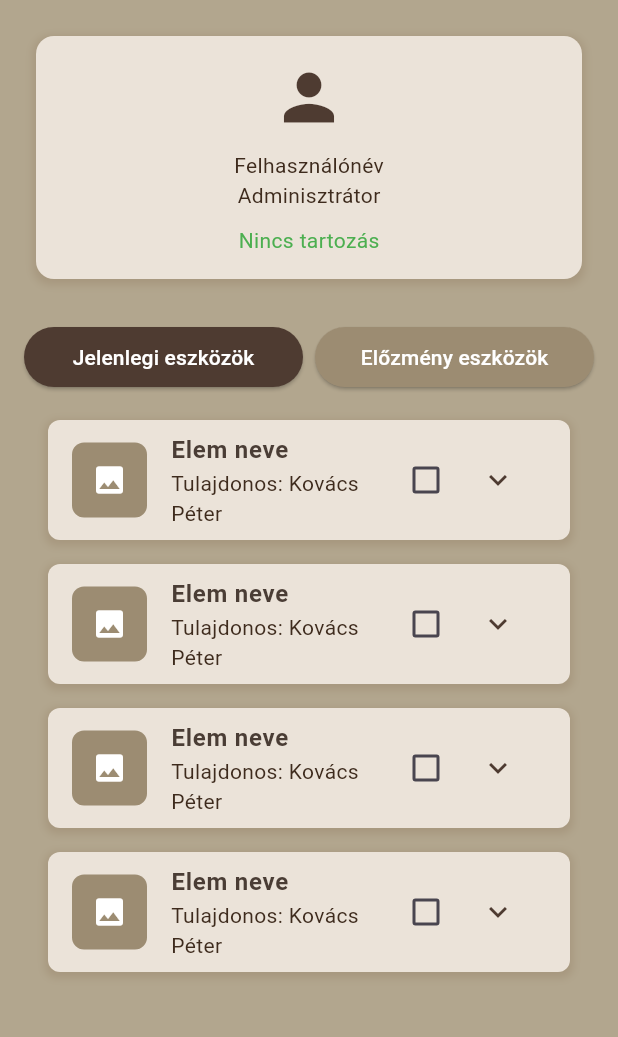
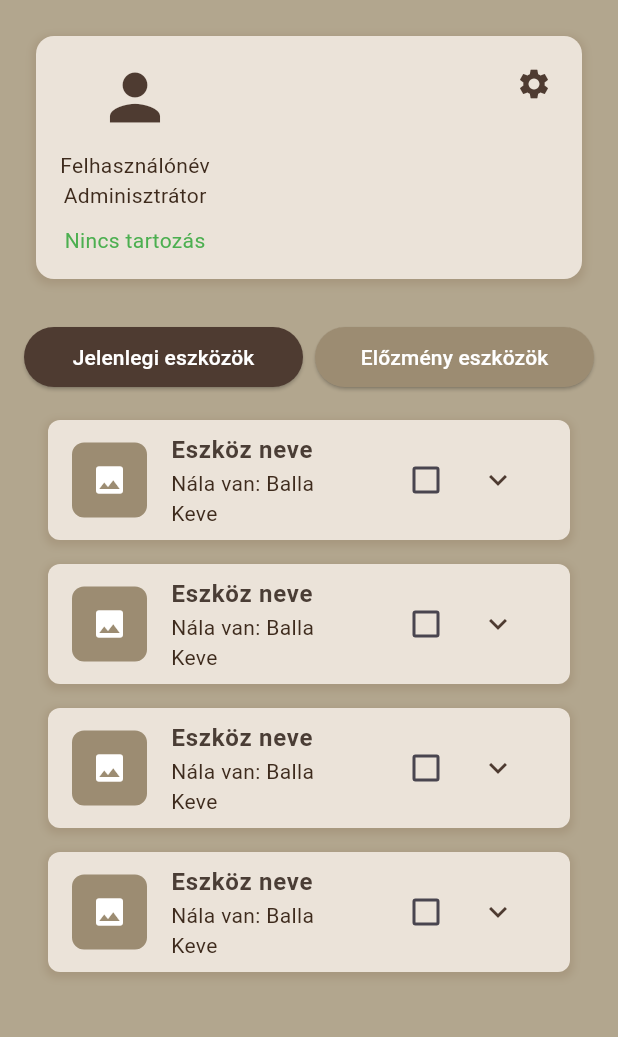
Before and after one commit to KeveXD/KalaApp, a Flutter app: the ProfilPage screen opened directly, on a phone screen of 412 x 824 dp, the part 84-1121 px from its top. Run offline on Flutter 3.47's test engine with Material 3 defaults, Android fonts, the phone set to English and light mode, and no system bars; our stand-ins replace file_picker, firebase_auth, firebase_core, flutter_riverpod, image_picker; accounts and stored records are empty.

Commit message:
5. hetet kezdem

```diff
--- a/KalaApp/lib/login/login_page.dart
+++ b/KalaApp/lib/login/login_page.dart
@@ -2,7 +2,7 @@ import 'package:flutter/material.dart';
 import 'package:flutter_riverpod/flutter_riverpod.dart';
 import '../constants.dart';
 import '../login/register_page.dart';
-import '../login_viewmodel.dart';
+import 'login_viewmodel.dart';
 import '../widgets/drawer_widget.dart';
 
 class LoginPage extends ConsumerWidget {
--- a/KalaApp/lib/login/register_page.dart
+++ b/KalaApp/lib/login/register_page.dart
@@ -1,7 +1,7 @@
 import 'package:flutter/material.dart';
 import 'package:flutter_riverpod/flutter_riverpod.dart';
 import '../constants.dart';
-import '../login_viewmodel.dart';
+import 'login_viewmodel.dart';
 
 class RegisterPage extends ConsumerWidget {
   RegisterPage({super.key});
--- a/KalaApp/lib/menu_page/menu_desktop.dart
+++ b/KalaApp/lib/menu_page/menu_desktop.dart
@@ -62,15 +62,15 @@ class _MenuDesktopState extends State<MenuDesktop> {
               child: Column(
                 crossAxisAlignment: CrossAxisAlignment.start,
                 children: [
-                  // ProfilWidget az első konténerben
+
 
                   ProfilWidget(
                     name: "Keve",
-                    role: "Felhasználó",
+                    role: "sima felhasználó",
                     hasDebt: false,
                   ),
 
-                  // Második Container
+
                   Expanded(
                     child: Padding(
                       padding: const EdgeInsets.all(8.0),
--- a/KalaApp/lib/profil/profil_page.dart
+++ b/KalaApp/lib/profil/profil_page.dart
@@ -41,6 +41,7 @@ class _ProfilPageState extends State<ProfilPage> {
           children: [
             // ProfilWidget beépítése
             ProfilWidget(
+              showBeallitasok: true,
               name: 'Felhasználónév',
               role: 'Adminisztrátor',
               hasDebt: false,
--- a/KalaApp/lib/widgets/eszkoz_widget.dart
+++ b/KalaApp/lib/widgets/eszkoz_widget.dart
@@ -11,6 +11,8 @@ class EszkozWidget extends StatefulWidget {
 class _EszkozWidgetState extends State<EszkozWidget> {
   bool isExpanded = false; // Lenyitás állapota
   bool isChecked = false; // Checkbox állapota
+  final PageController _pageController = PageController();
+  int _currentPage = 0;
 
   @override
   Widget build(BuildContext context) {
@@ -43,7 +45,7 @@ class _EszkozWidgetState extends State<EszkozWidget> {
                 child: const Icon(Icons.image, color: Colors.white), // Placeholder ikon
               ),
               title: Text(
-                "Elem neve",
+                "Eszköz neve",
                 style: TextStyle(
                   fontSize: 16,
                   fontWeight: FontWeight.bold,
@@ -51,7 +53,7 @@ class _EszkozWidgetState extends State<EszkozWidget> {
                 ),
               ),
               subtitle: Text(
-                "Tulajdonos: Kovács Péter",
+                "Nála van: Balla Keve",
                 style: TextStyle(
                   fontSize: 14,
                   color: secondaryTextColor,
@@ -84,7 +86,7 @@ class _EszkozWidgetState extends State<EszkozWidget> {
             ),
           ),
 
-          // Lenyitható rész (megjegyzések + térkép placeholder)
+          // Lenyitható rész (megjegyzések + kép lapozás)
           if (isExpanded)
             Container(
               padding: const EdgeInsets.all(12),
@@ -96,9 +98,27 @@ class _EszkozWidgetState extends State<EszkozWidget> {
               child: Column(
                 crossAxisAlignment: CrossAxisAlignment.start,
                 children: [
-                  // Megjegyzés rész
+                  Container(
+                    padding: const EdgeInsets.all(8.0),
+                    decoration: BoxDecoration(
+                      color: inputFieldColor,
+                      borderRadius: BorderRadius.circular(8),
+                    ),
+                    child: Column(
+                      crossAxisAlignment: CrossAxisAlignment.start,
+                      children: [
+                        Text("Eszköz száma: 264380012", style: TextStyle(fontWeight: FontWeight.bold, color: primaryTextColor)),
+                        Text("Eszköz neve: Kapa", style: TextStyle(color: primaryTextColor)),
+                        Text("Eszköz értéke: 20000 Ft", style: TextStyle(color: primaryTextColor)),
+                        Text("Eszköz helye: raktár2", style: TextStyle(color: primaryTextColor)),
+                        Text("Felelőse: Lajos", style: TextStyle(color: primaryTextColor)),
+                        Text("Kinél van most: Béla", style: TextStyle(color: primaryTextColor)),
+                      ],
+                    ),
+                  ),
+                  const SizedBox(height: 12),
                   Text(
-                    "Megjegyzés:",
+                    "Megjegyzések:",
                     style: TextStyle(
                       fontSize: 14,
                       fontWeight: FontWeight.bold,
@@ -106,24 +126,88 @@ class _EszkozWidgetState extends State<EszkozWidget> {
                     ),
                   ),
                   const SizedBox(height: 4),
-                  Text(
-                    "Ez egy példa megjegyzés az adott elemhez.",
+                  Column(
+                    children: List.generate(5, (index) {
+                      return Container(
+                        padding: const EdgeInsets.all(8.0),
+                        margin: const EdgeInsets.only(bottom: 8.0),
+                        decoration: BoxDecoration(
+                          color: inputFieldColor,
+                          borderRadius: BorderRadius.circular(8),
+                        ),
+                        child: Text(
+                          "${DateTime.now().subtract(Duration(days: index)).toString().split('.')[0]} - Példa megjegyzés ${index + 1}",
                           style: TextStyle(
                             fontSize: 14,
                             color: secondaryTextColor,
                           ),
                         ),
+                      );
+                    }),
+                  ),
                   const SizedBox(height: 12),
 
-                  // Térkép placeholder
-                  Container(
-                    height: 100,
+
+                  // Képek lapozása
+                  Column(
+                    children: [
+                      SizedBox(
+                        height: 120,
+                        child: PageView.builder(
+                          controller: _pageController,
+                          itemCount: 3,
+                          onPageChanged: (index) {
+                            setState(() {
+                              _currentPage = index;
+                            });
+                          },
+                          itemBuilder: (context, index) {
+                            return Container(
+                              margin: const EdgeInsets.symmetric(horizontal: 8.0),
                               decoration: BoxDecoration(
                                 color: inputBorderColor, // Placeholder szín
                                 borderRadius: BorderRadius.circular(8),
                               ),
                               child: const Center(
-                      child: Icon(Icons.map, color: Colors.white, size: 40), // Placeholder ikon
+                                child: Icon(Icons.photo_camera, color: Colors.white, size: 40),
+                              ),
+                            );
+                          },
+                        ),
+                      ),
+                      const SizedBox(height: 8),
+
+                      // Lapozás indikátor
+                      Row(
+                        mainAxisAlignment: MainAxisAlignment.center,
+                        children: List.generate(3, (index) {
+                          return Container(
+                            margin: const EdgeInsets.symmetric(horizontal: 4),
+                            width: 8,
+                            height: 8,
+                            decoration: BoxDecoration(
+                              shape: BoxShape.circle,
+                              color: _currentPage == index ? primaryTextColor : secondaryTextColor.withOpacity(0.5),
+                            ),
+                          );
+                        }),
+                      ),
+                    ],
+                  ),
+                  const SizedBox(height: 12),
+
+                  // Megjegyzés hozzáadása gomb
+                  Align(
+                    alignment: Alignment.centerRight,
+                    child: ElevatedButton(
+                      style: ElevatedButton.styleFrom(
+                        backgroundColor: buttonColor,
+                        foregroundColor: buttonTextColor,
+                      ),
+                      onPressed: () {
+                        // Ide jöhet a megjegyzés hozzáadása funkció
+                      },
+                      child: const Text("Megjegyzés hozzáadása"),
                     ),
                   ),
                 ],
--- a/KalaApp/lib/widgets/profil_widget.dart
+++ b/KalaApp/lib/widgets/profil_widget.dart
@@ -5,12 +5,14 @@ class ProfilWidget extends StatelessWidget {
   final String name;
   final String role;
   final bool hasDebt;
+  final bool showBeallitasok;
 
   const ProfilWidget({
     Key? key,
     required this.name,
     required this.role,
     required this.hasDebt,
+    this.showBeallitasok = false,
   }) : super(key: key);
 
   @override
@@ -31,7 +33,9 @@ class ProfilWidget extends StatelessWidget {
             ),
           ],
         ),
-        child: Padding(
+        child: Stack(
+          children: [
+            Padding(
               padding: const EdgeInsets.all(16.0),
               child: Column(
                 mainAxisAlignment: MainAxisAlignment.center,
@@ -48,6 +52,19 @@ class ProfilWidget extends StatelessWidget {
                 ],
               ),
             ),
+            if (showBeallitasok)
+              Positioned(
+                top: 8,
+                right: 8,
+                child: IconButton(
+                  icon: Icon(Icons.settings, color: iconColor),
+                  onPressed: () {
+                    // Beállítások ikonra kattintás eseménykezelése
+                  },
+                ),
+              ),
+          ],
+        ),
       ),
     );
   }
--- a/KalaApp/pubspec.yaml
+++ b/KalaApp/pubspec.yaml
@@ -14,11 +14,12 @@ dependencies:
 
   image_picker: ^1.0.7
   cupertino_icons: ^1.0.8
-  firebase_core: ^3.12.0
-  firebase_auth: ^5.5.0
+  firebase_core: ^3.12.1
+  firebase_auth: ^5.5.1
   provider: ^6.1.2
   flutter_riverpod: ^2.6.1
   file_picker: ^9.0.2
+  cloud_firestore: ^5.6.5
 
 dev_dependencies:
   flutter_test:
```
Also changed, not shown: KalaApp/lib/login/login_viewmodel.dart (renamed from KalaApp/lib/login_viewmodel.dart, +32 -16 lines), KalaApp/pubspec.lock, 3 other files. Lines whose indentation alone changed are shown as unchanged.
